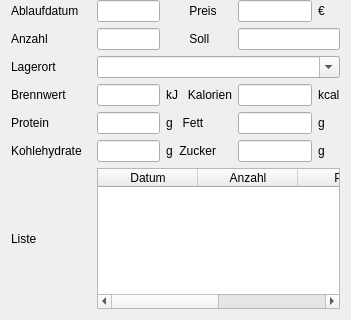
Qt form ArtikelErfassen.ui (ureich07/Lager) before a commit; both pictures show x 0 to 351 and y 211 to 531 of the 351 by 531 pixel window.
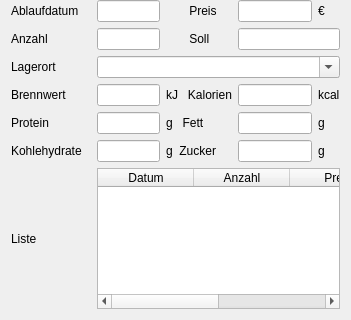
The same form after that commit.

Diff of the .ui file:
```diff
--- a/ArtikelErfassen.ui
+++ b/ArtikelErfassen.ui
@@ -431,6 +431,21 @@
        <height>0</height>
       </size>
      </property>
+     <property name="sortingEnabled">
+      <bool>true</bool>
+     </property>
+     <attribute name="horizontalHeaderDefaultSectionSize">
+      <number>96</number>
+     </attribute>
+     <attribute name="verticalHeaderVisible">
+      <bool>false</bool>
+     </attribute>
+     <attribute name="verticalHeaderMinimumSectionSize">
+      <number>16</number>
+     </attribute>
+     <attribute name="verticalHeaderDefaultSectionSize">
+      <number>16</number>
+     </attribute>
      <column>
       <property name="text">
        <string>Datum</string>
```
